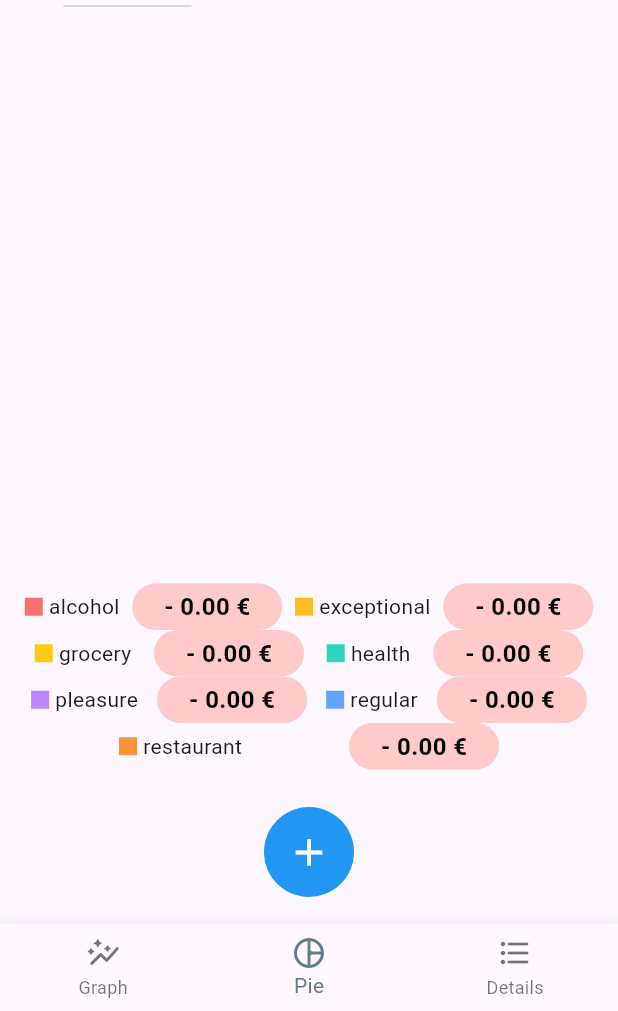
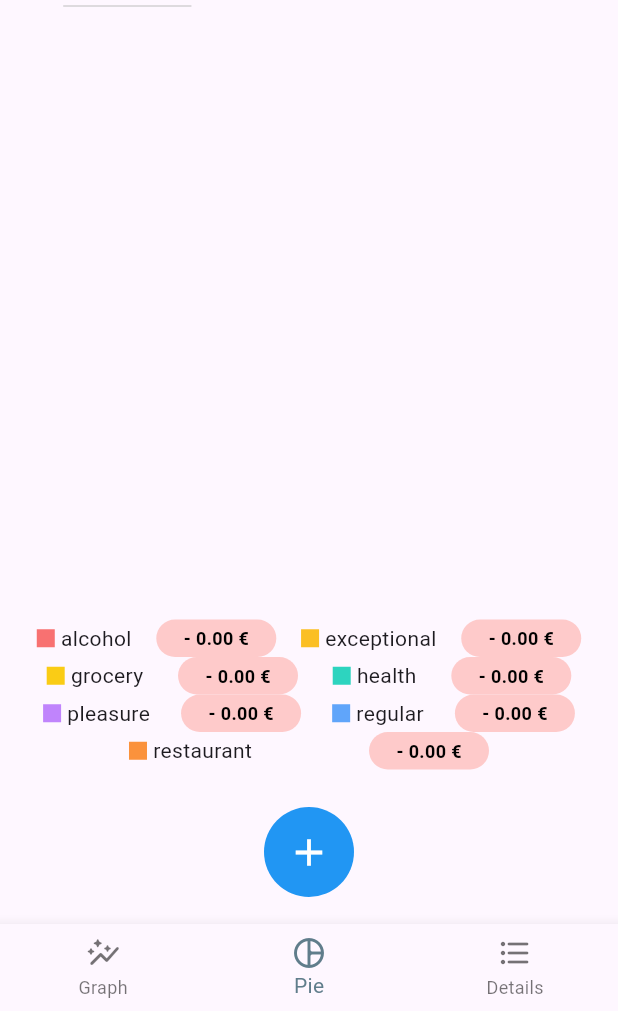
Before and after one commit to HeatherShein/expense-charts, a Flutter app: the screen it shows after launch, item 2 of the bottom bar chosen, on a phone screen of 412 x 824 dp, the part 225-1236 px from its top. Run offline on Flutter 3.47's test engine with Material 3 defaults, Android fonts, the phone set to English and light mode, and no system bars; drawn by our look-alikes of fl_chart; our stand-ins replace file_picker, flutter_form_builder, permission_handler, sqflite, sqflite_common_ffi, velocity_x; accounts and stored records are empty.

Commit message:
UI minor fixes

```diff
--- a/lib/components/expense_tile.dart
+++ b/lib/components/expense_tile.dart
@@ -57,6 +57,7 @@ class _ExpenseTileState extends State<ExpenseTile> {
                 children: [
                   Text(
                     widget.label.trim(),
+                    overflow: TextOverflow.ellipsis,
                     style: const TextStyle(
                       fontSize: 14,
                       fontWeight: FontWeight.w500
--- a/lib/components/indicator.dart
+++ b/lib/components/indicator.dart
@@ -1,4 +1,5 @@
 import 'package:flutter/material.dart';
+import 'package:flutter/widgets.dart';
 
 // ignore: must_be_immutable
 class Indicator extends StatelessWidget {
@@ -41,12 +42,15 @@ class Indicator extends StatelessWidget {
           const SizedBox(
             width: 4,
           ),
-          Text(
-            text,
-            style: TextStyle(
-              fontSize: 14,
-              fontWeight: isBold ? FontWeight.bold : FontWeight.normal,
-              color: textColor,
+          FittedBox(
+            fit: BoxFit.scaleDown,
+            child: Text(
+              text,
+              style: TextStyle(
+                fontSize: 14,
+                fontWeight: isBold ? FontWeight.bold : FontWeight.normal,
+                color: textColor,
+              ),
             ),
           )
         ],
--- a/lib/components/money_amount.dart
+++ b/lib/components/money_amount.dart
@@ -27,7 +27,7 @@ class MoneyAmount extends StatelessWidget {
         child: Text(
           "$sign ${value.toStringAsFixed(2)} €",
           style: const TextStyle(
-            fontSize: 16,
+            fontSize: 12,
             fontWeight: FontWeight.bold,
             color: Colors.black
           )
--- a/lib/pages/expense_graph.dart
+++ b/lib/pages/expense_graph.dart
@@ -104,7 +104,7 @@ class _ExpenseGraphPageState extends State<ExpenseGraphPage> {
           getTitlesWidget: (value, meta) {
             int index = value.toInt();
             if (index >= 0 && index < sortedKeys.length && index % xtick == 0) {
-              return Text(sortedKeys[index]);
+              return Text(sortedKeys[index].substring(5));
             } else {
               return const Text('');
             }
--- a/lib/pages/expense_pie.dart
+++ b/lib/pages/expense_pie.dart
@@ -63,6 +63,7 @@ class _ExpensePiePageState extends State<ExpensePiePage> {
           Map<String, List<double>> totalPerCategory = ExpenseUtils.getTotalPerCategory(expenseGroups!);
           List<Indicator> indicators = getLegend(totalPerCategory.keys.toList());
           List<PieChartSectionData> sections = getSections(totalPerCategory);
+          double moneyAmountWidth = 80;
           return Scaffold(
             appBar: AppBar(
               leading: const Icon(
@@ -159,7 +160,7 @@ class _ExpensePiePageState extends State<ExpensePiePage> {
                               PieChartData(
                                 sections: sections,
                                 sectionsSpace: 0,
-                                centerSpaceRadius: 120,
+                                centerSpaceRadius: 100,
                               )
                             )
                           ),
@@ -170,34 +171,34 @@ class _ExpensePiePageState extends State<ExpensePiePage> {
                                 mainAxisAlignment: MainAxisAlignment.spaceEvenly,
                                 children: [
                                   indicators[0],
-                                  MoneyAmount(width: 100, type: settingsState.entryType, value: sections[0].value),
+                                  MoneyAmount(width: moneyAmountWidth, type: settingsState.entryType, value: sections[0].value),
                                   indicators[1],
-                                  MoneyAmount(width: 100, type: settingsState.entryType, value: sections[1].value),
+                                  MoneyAmount(width: moneyAmountWidth, type: settingsState.entryType, value: sections[1].value),
                                 ],
                               ),
                               Row(
                                 mainAxisAlignment: MainAxisAlignment.spaceEvenly,
                                 children: [
                                   indicators[2],
-                                  MoneyAmount(width: 100, type: settingsState.entryType, value: sections[2].value),
+                                  MoneyAmount(width: moneyAmountWidth, type: settingsState.entryType, value: sections[2].value),
                                   indicators[3],
-                                  MoneyAmount(width: 100, type: settingsState.entryType, value: sections[3].value),
+                                  MoneyAmount(width: moneyAmountWidth, type: settingsState.entryType, value: sections[3].value),
                                 ],
                               ),
                               Row(
                                 mainAxisAlignment: MainAxisAlignment.spaceEvenly,
                                 children: [
                                   indicators[4],
-                                  MoneyAmount(width: 100, type: settingsState.entryType, value: sections[4].value),
+                                  MoneyAmount(width: moneyAmountWidth, type: settingsState.entryType, value: sections[4].value),
                                   indicators[5],
-                                  MoneyAmount(width: 100, type: settingsState.entryType, value: sections[5].value),
+                                  MoneyAmount(width: moneyAmountWidth, type: settingsState.entryType, value: sections[5].value),
                                 ],
                               ),
                               Row(
                                 mainAxisAlignment: MainAxisAlignment.spaceEvenly,
                                 children: [
                                   indicators[6],
-                                  MoneyAmount(width: 100, type: settingsState.entryType, value: sections[6].value),
+                                  MoneyAmount(width: moneyAmountWidth, type: settingsState.entryType, value: sections[6].value),
                                 ],
                               ),
                             ]
```
